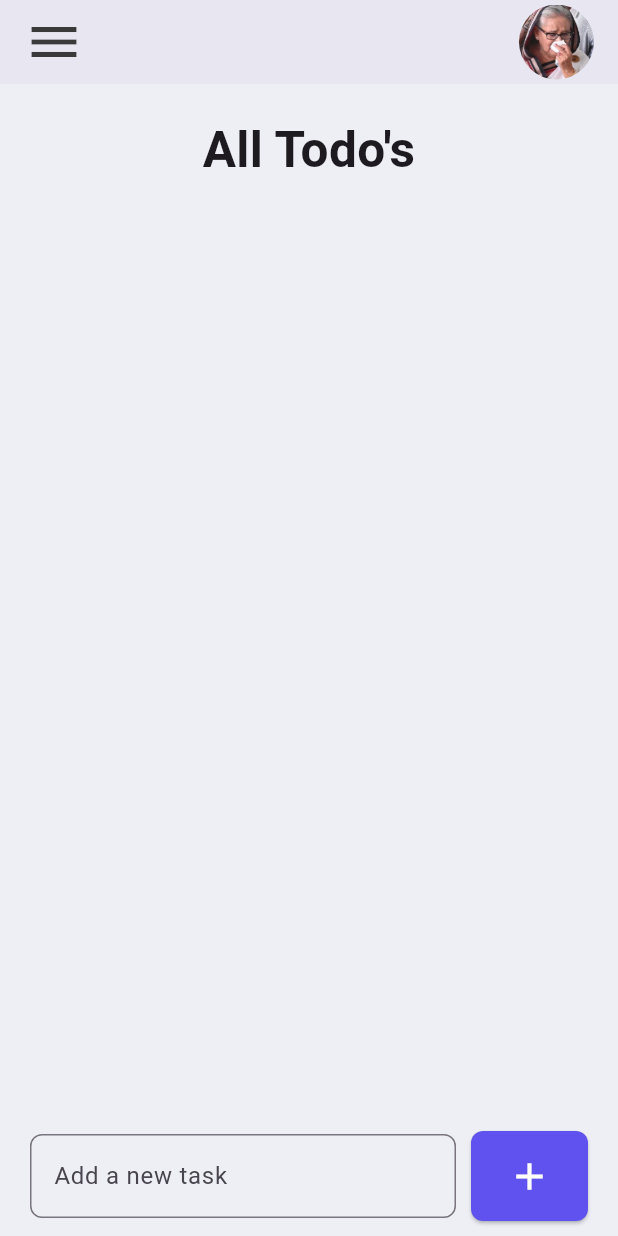
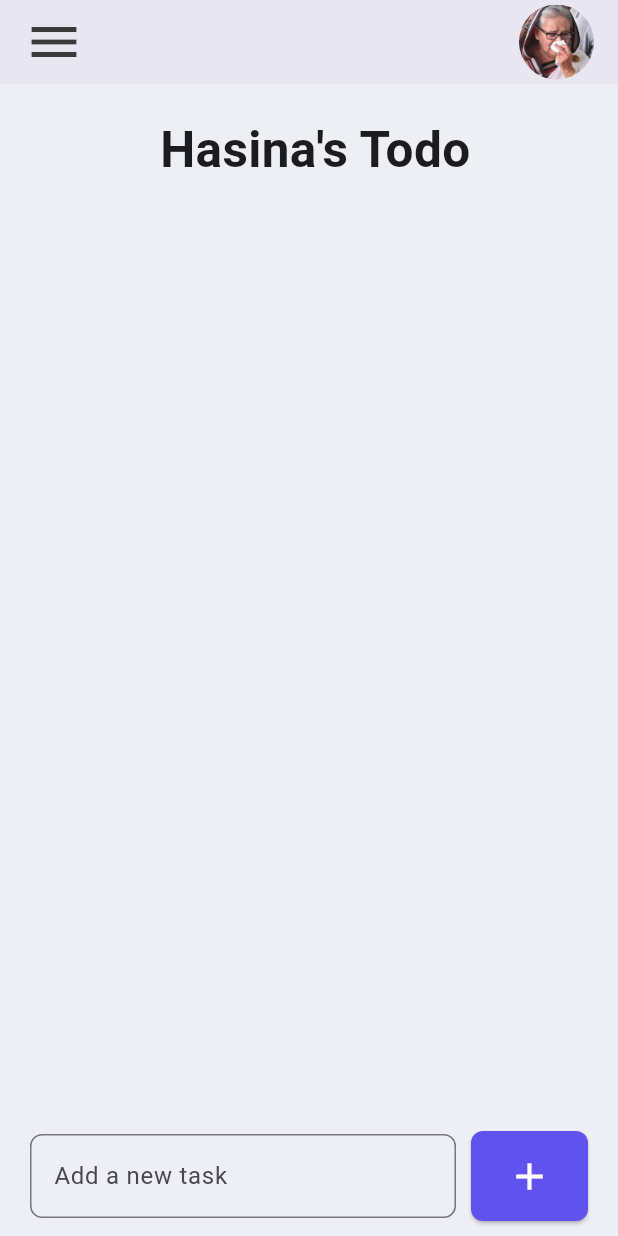
Before and after one commit to Asaduzzaman04/Flutter_app, a Flutter app: the screen it shows after launch, on a phone screen of 412 x 824 dp. Run offline on Flutter 3.47's test engine with Material 3 defaults, Android fonts, the phone set to English and light mode, and no system bars.

Commit message:
todo app final commit

```diff
--- a/todo_app/lib/widgets/Body.dart
+++ b/todo_app/lib/widgets/Body.dart
@@ -44,7 +44,7 @@ class _TodoBodyState extends State<bodyWidget> {
         Container(
           padding: EdgeInsets.all(20),
           child: Text(
-            "All Todo's",
+            " Hasina's Todo",
             style: TextStyle(
               fontWeight: FontWeight.bold,
               fontSize: 33,
```
